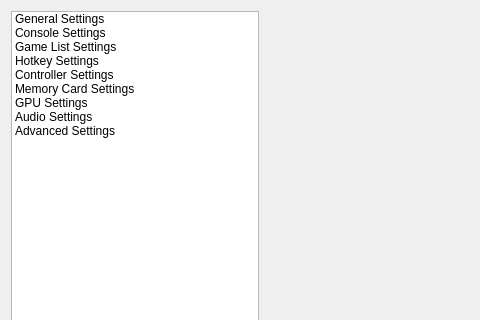
First picture: the form in src/duckstation-qt/settingsdialog.ui, repository kofxi3584karlayang/duckstation, before the edit; both pictures show x 0 to 480 and y 0 to 320 of the 780 by 650 pixel window.
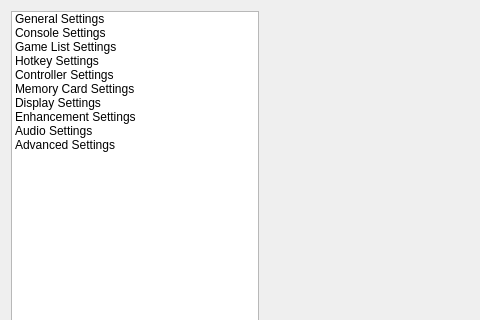
Second picture: the form after the edit. Icons and pictures are not drawn.

Commit message: Qt: Split GPU options into display and enhancements

Patch:
```diff
--- a/src/duckstation-qt/settingsdialog.ui
+++ b/src/duckstation-qt/settingsdialog.ui
@@ -114,13 +114,22 @@
        </item>
        <item>
         <property name="text">
-         <string>GPU Settings</string>
+         <string>Display Settings</string>
         </property>
         <property name="icon">
          <iconset resource="resources/resources.qrc">
           <normaloff>:/icons/video-display.png</normaloff>:/icons/video-display.png</iconset>
         </property>
        </item>
+       <item>
+        <property name="text">
+         <string>Enhancement Settings</string>
+        </property>
+        <property name="icon">
+         <iconset resource="resources/resources.qrc">
+          <normaloff>:/icons/antialias-icon.png</normaloff>:/icons/antialias-icon.png</iconset>
+        </property>
+       </item>
        <item>
         <property name="text">
          <string>Audio Settings</string>
```
The commit also changes 17 other files.
